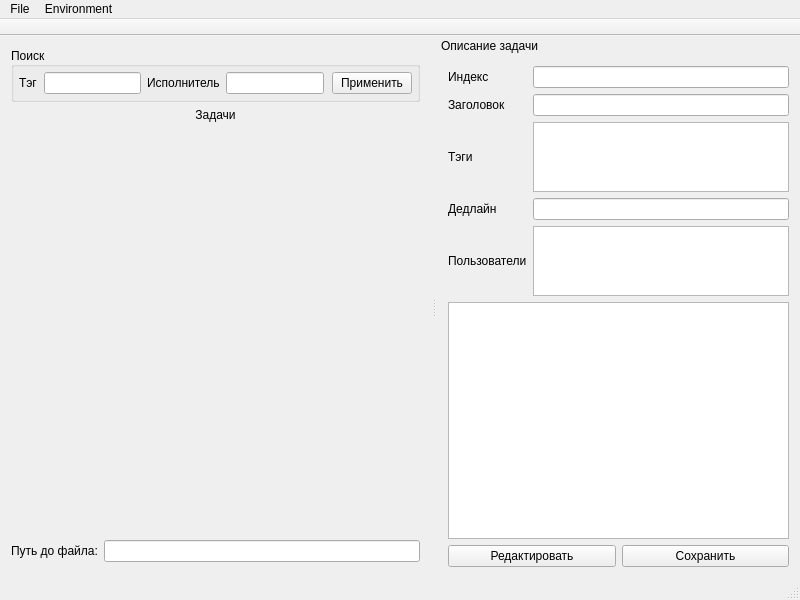
The window that app/LightTaskManager/gui/mainwindow.ui (moevm/gui-1h2018-06) describes before a commit, drawn with Qt 5.
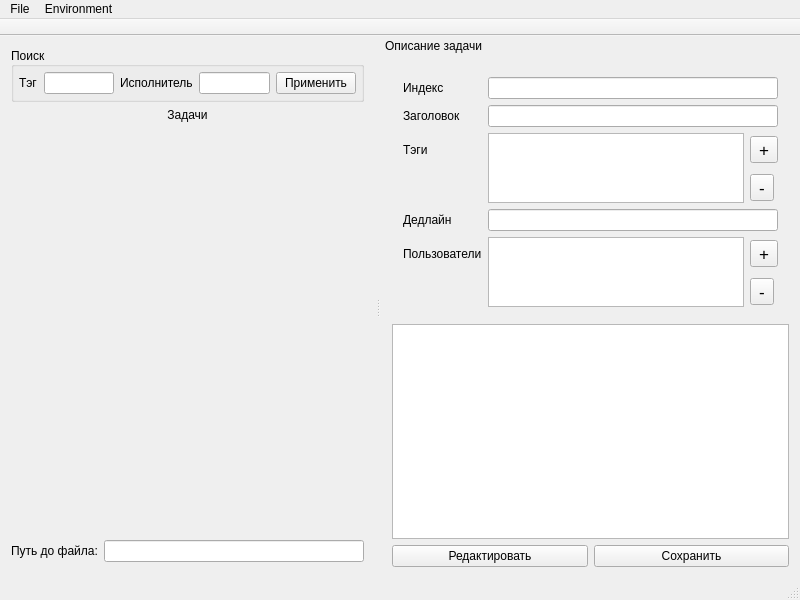
The same window after the commit. Icons and pictures are not drawn.

Patch:
```diff
--- a/app/LightTaskManager/gui/mainwindow.ui
+++ b/app/LightTaskManager/gui/mainwindow.ui
@@ -260,33 +260,6 @@
    </attribute>
    <widget class="QWidget" name="dockWidgetContents_2">
     <layout class="QGridLayout" name="gridLayout_2">
-     <item row="1" column="0" colspan="2">
-      <widget class="QPlainTextEdit" name="currentTaskDescriptionPlainTextEdit">
-       <property name="sizePolicy">
-        <sizepolicy hsizetype="Expanding" vsizetype="Expanding">
-         <horstretch>0</horstretch>
-         <verstretch>2</verstretch>
-        </sizepolicy>
-       </property>
-       <property name="readOnly">
-        <bool>true</bool>
-       </property>
-      </widget>
-     </item>
-     <item row="3" column="1">
-      <widget class="QPushButton" name="saveTaskPushButton">
-       <property name="text">
-        <string>Сохранить</string>
-       </property>
-      </widget>
-     </item>
-     <item row="3" column="0">
-      <widget class="QPushButton" name="editTaskPushButton">
-       <property name="text">
-        <string>Редактировать</string>
-       </property>
-      </widget>
-     </item>
      <item row="0" column="0" colspan="2">
       <widget class="QFrame" name="taskInformationFrame">
        <property name="sizePolicy">
@@ -302,45 +275,6 @@
         <enum>QFrame::Raised</enum>
        </property>
        <layout class="QGridLayout" name="gridLayout_5">
-        <property name="leftMargin">
-         <number>0</number>
-        </property>
-        <property name="topMargin">
-         <number>0</number>
-        </property>
-        <property name="rightMargin">
-         <number>0</number>
-        </property>
-        <property name="bottomMargin">
-         <number>0</number>
-        </property>
-        <item row="2" column="1">
-         <widget class="QListWidget" name="currentTaskTagsListWidget"/>
-        </item>
-        <item row="3" column="0">
-         <widget class="QLabel" name="currentTaskDateLabel">
-          <property name="text">
-           <string>Дедлайн</string>
-          </property>
-         </widget>
-        </item>
-        <item row="3" column="1">
-         <widget class="QLineEdit" name="currentTaskDateLineEdit">
-          <property name="readOnly">
-           <bool>true</bool>
-          </property>
-         </widget>
-        </item>
-        <item row="4" column="0">
-         <widget class="QLabel" name="currentTaskUsersLabel">
-          <property name="text">
-           <string>Пользователи</string>
-          </property>
-         </widget>
-        </item>
-        <item row="4" column="1">
-         <widget class="QListWidget" name="currentTaskUsersListWidget"/>
-        </item>
         <item row="0" column="0">
          <widget class="QLabel" name="currentTaskIndexLabel">
           <property name="text">
@@ -348,20 +282,6 @@
           </property>
          </widget>
         </item>
-        <item row="0" column="1">
-         <widget class="QLineEdit" name="currentTaskIndexLineEdit">
-          <property name="readOnly">
-           <bool>true</bool>
-          </property>
-         </widget>
-        </item>
-        <item row="2" column="0">
-         <widget class="QLabel" name="currentTaskTagsLabel">
-          <property name="text">
-           <string>Тэги</string>
-          </property>
-         </widget>
-        </item>
         <item row="1" column="0">
          <widget class="QLabel" name="currentTaskTitleLabel">
           <property name="text">
@@ -369,16 +289,132 @@
           </property>
          </widget>
         </item>
-        <item row="1" column="1">
+        <item row="2" column="0">
+         <widget class="QLabel" name="currentTaskTagsLabel">
+          <property name="text">
+           <string>Тэги</string>
+          </property>
+         </widget>
+        </item>
+        <item row="2" column="1" rowspan="2">
+         <widget class="QListWidget" name="currentTaskTagsListWidget"/>
+        </item>
+        <item row="2" column="2">
+         <widget class="QToolButton" name="addTagToolButton">
+          <property name="font">
+           <font>
+            <pointsize>13</pointsize>
+           </font>
+          </property>
+          <property name="text">
+           <string>+</string>
+          </property>
+         </widget>
+        </item>
+        <item row="3" column="2">
+         <widget class="QToolButton" name="removeTagToolButton">
+          <property name="font">
+           <font>
+            <pointsize>13</pointsize>
+           </font>
+          </property>
+          <property name="text">
+           <string>-</string>
+          </property>
+         </widget>
+        </item>
+        <item row="4" column="0">
+         <widget class="QLabel" name="currentTaskDateLabel">
+          <property name="text">
+           <string>Дедлайн</string>
+          </property>
+         </widget>
+        </item>
+        <item row="5" column="0">
+         <widget class="QLabel" name="currentTaskUsersLabel">
+          <property name="text">
+           <string>Пользователи</string>
+          </property>
+         </widget>
+        </item>
+        <item row="5" column="1" rowspan="2">
+         <widget class="QListWidget" name="currentTaskUsersListWidget"/>
+        </item>
+        <item row="5" column="2">
+         <widget class="QToolButton" name="addUserToolButton">
+          <property name="font">
+           <font>
+            <pointsize>13</pointsize>
+           </font>
+          </property>
+          <property name="text">
+           <string>+</string>
+          </property>
+         </widget>
+        </item>
+        <item row="6" column="2">
+         <widget class="QToolButton" name="removeUserToolButton">
+          <property name="font">
+           <font>
+            <pointsize>13</pointsize>
+           </font>
+          </property>
+          <property name="text">
+           <string>-</string>
+          </property>
+         </widget>
+        </item>
+        <item row="4" column="1" colspan="2">
+         <widget class="QLineEdit" name="currentTaskDateLineEdit">
+          <property name="readOnly">
+           <bool>true</bool>
+          </property>
+         </widget>
+        </item>
+        <item row="1" column="1" colspan="2">
          <widget class="QLineEdit" name="currentTaskTitleLineEdit">
           <property name="readOnly">
            <bool>true</bool>
           </property>
          </widget>
         </item>
+        <item row="0" column="1" colspan="2">
+         <widget class="QLineEdit" name="currentTaskIndexLineEdit">
+          <property name="readOnly">
+           <bool>true</bool>
+          </property>
+         </widget>
+        </item>
        </layout>
       </widget>
      </item>
+     <item row="2" column="0">
+      <widget class="QPushButton" name="editTaskPushButton">
+       <property name="text">
+        <string>Редактировать</string>
+       </property>
+      </widget>
+     </item>
+     <item row="1" column="0" colspan="2">
+      <widget class="QPlainTextEdit" name="currentTaskDescriptionPlainTextEdit">
+       <property name="sizePolicy">
+        <sizepolicy hsizetype="Expanding" vsizetype="Expanding">
+         <horstretch>0</horstretch>
+         <verstretch>2</verstretch>
+        </sizepolicy>
+       </property>
+       <property name="readOnly">
+        <bool>true</bool>
+       </property>
+      </widget>
+     </item>
+     <item row="2" column="1">
+      <widget class="QPushButton" name="saveTaskPushButton">
+       <property name="text">
+        <string>Сохранить</string>
+       </property>
+      </widget>
+     </item>
     </layout>
    </widget>
   </widget>
```
